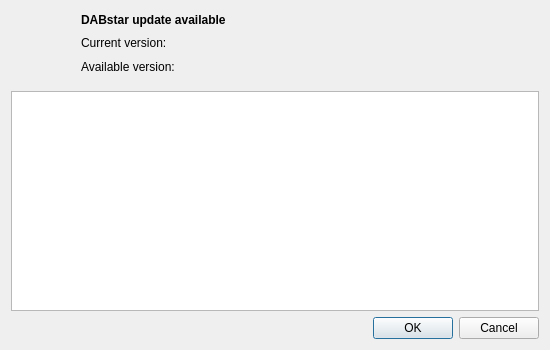
Qt form src/update/updatedialog.ui (tomneda/DABstar) before a commit.
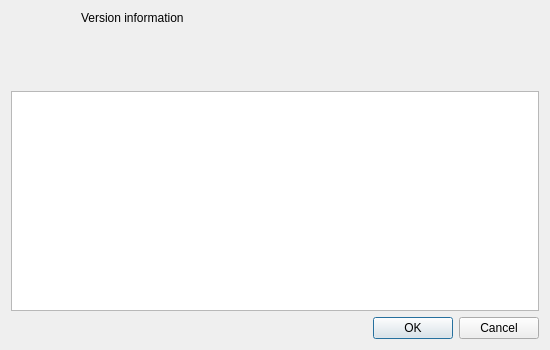
The same form after that commit. Icons and pictures are not drawn.

Commit message: Revamp UpdateDialog: refine layout, replace QLabel with rich text, and enhance release notes rendering.

What changed in the file:
```diff
--- a/src/update/updatedialog.ui
+++ b/src/update/updatedialog.ui
@@ -47,31 +47,12 @@
      <item>
       <layout class="QVBoxLayout" name="verticalLayout">
        <item>
-        <widget class="QLabel" name="title">
-         <property name="font">
-          <font>
-           <bold>true</bold>
-          </font>
-         </property>
+        <widget class="QLabel" name="versionLabel">
          <property name="text">
-          <string notr="true">DABstar update available</string>
+          <string notr="true">Version information</string>
          </property>
          <property name="alignment">
-          <set>Qt::AlignmentFlag::AlignLeading|Qt::AlignmentFlag::AlignLeft|Qt::AlignmentFlag::AlignVCenter</set>
-         </property>
-        </widget>
-       </item>
-       <item>
-        <widget class="QLabel" name="currentLabel">
-         <property name="text">
-          <string notr="true">Current version:</string>
-         </property>
-        </widget>
-       </item>
-       <item>
-        <widget class="QLabel" name="availableLabel">
-         <property name="text">
-          <string notr="true">Available version:</string>
+          <set>Qt::AlignmentFlag::AlignLeading|Qt::AlignmentFlag::AlignLeft|Qt::AlignmentFlag::AlignTop</set>
          </property>
         </widget>
        </item>
```
Left out of the diff: 2 changed lines with no effect on the pictures. The commit also changes 1 other file.
